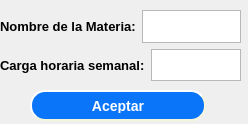
First picture: the form in subjectinputdialog.ui, repository Santiago-Pinto/colorcraft, before the edit.
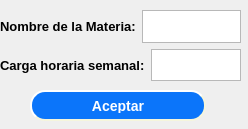
Second picture: the form after the edit.

```diff
--- a/subjectinputdialog.ui
+++ b/subjectinputdialog.ui
@@ -7,7 +7,7 @@
     <x>0</x>
     <y>0</y>
     <width>248</width>
-    <height>124</height>
+    <height>129</height>
    </rect>
   </property>
   <property name="windowTitle">
```
